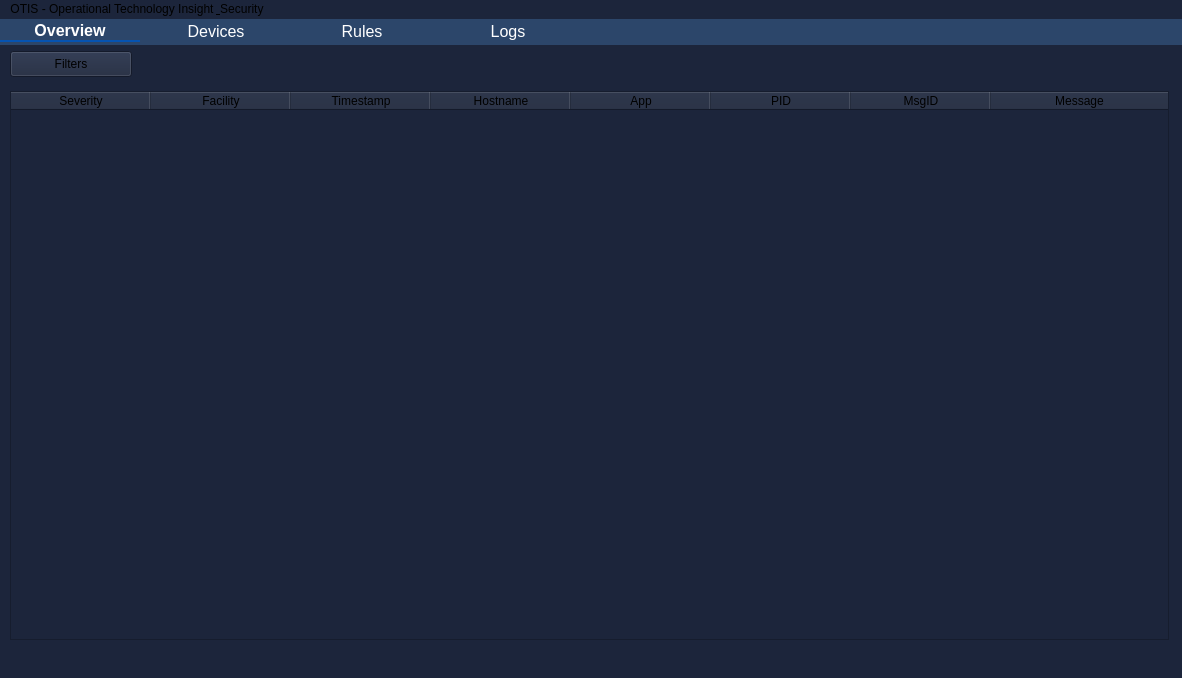
This is mainwindow.ui in josschi95/OTIS as Qt 5 draws it before an edit. The edited form follows.
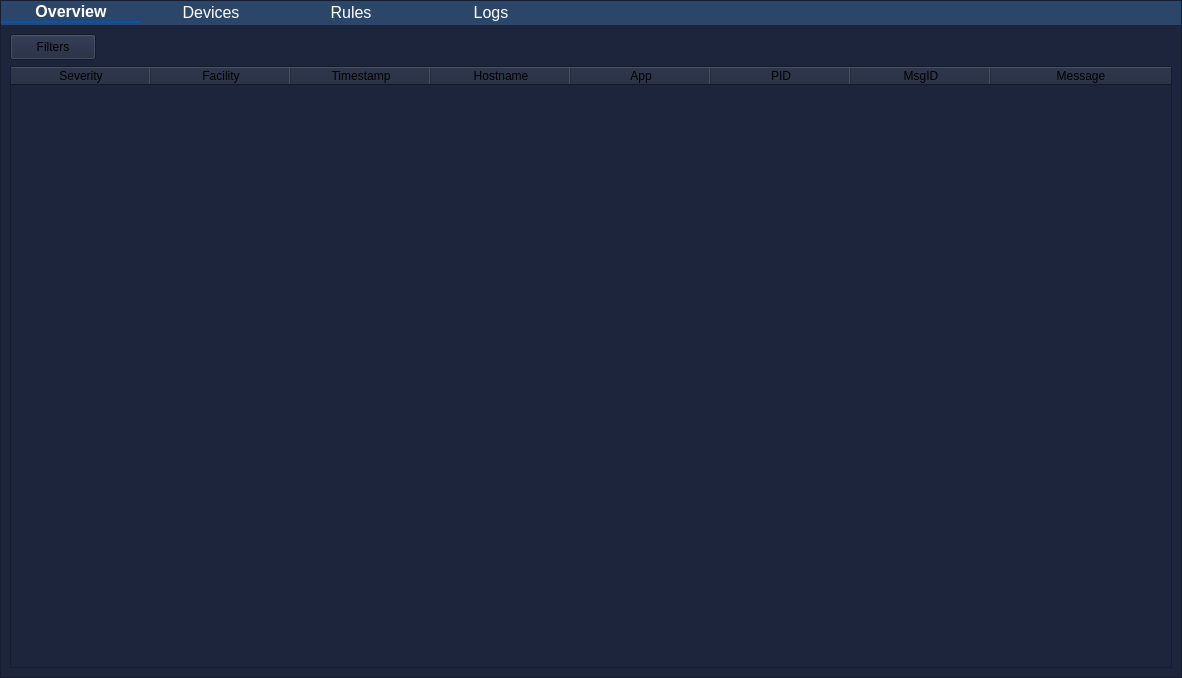
This is the edited form. The open tabs and pages were chosen to show the change. Custom widgets are drawn as their Qt base class.

```diff
--- a/mainwindow.ui
+++ b/mainwindow.ui
@@ -17,7 +17,10 @@
    <string notr="true">background-color: rgb(28, 37, 59);</string>
   </property>
   <widget class="QWidget" name="centralwidget">
-   <layout class="QVBoxLayout" name="verticalLayout">
+   <layout class="QVBoxLayout" name="verticalLayout_4">
+    <property name="spacing">
+     <number>0</number>
+    </property>
     <property name="leftMargin">
      <number>0</number>
     </property>
@@ -31,32 +34,79 @@
      <number>0</number>
     </property>
     <item>
-     <widget class="QWidget" name="navigationBar" native="true">
+     <widget class="QFrame" name="frame">
       <property name="sizePolicy">
        <sizepolicy hsizetype="Expanding" vsizetype="Preferred">
-        <horstretch>0</horstretch>
+        <horstretch>1</horstretch>
+        <verstretch>0</verstretch>
+       </sizepolicy>
+      </property>
+      <property name="frameShape">
+       <enum>QFrame::Shape::StyledPanel</enum>
+      </property>
+      <property name="frameShadow">
+       <enum>QFrame::Shadow::Raised</enum>
+      </property>
+      <layout class="QVBoxLayout" name="verticalLayout_3">
+       <property name="spacing">
+        <number>0</number>
+       </property>
+       <property name="leftMargin">
+        <number>0</number>
+       </property>
+       <property name="topMargin">
+        <number>0</number>
+       </property>
+       <property name="rightMargin">
+        <number>0</number>
+       </property>
+       <property name="bottomMargin">
+        <number>0</number>
+       </property>
+       <item>
+        <widget class="QWidget" name="_navigationBar" native="true">
+         <property name="sizePolicy">
+          <sizepolicy hsizetype="Expanding" vsizetype="Fixed">
+           <horstretch>1</horstretch>
         <verstretch>0</verstretch>
        </sizepolicy>
       </property>
       <property name="minimumSize">
        <size>
         <width>0</width>
-        <height>26</height>
+           <height>24</height>
+          </size>
+         </property>
+         <property name="maximumSize">
+          <size>
+           <width>16777215</width>
+           <height>24</height>
        </size>
       </property>
       <property name="styleSheet">
        <string notr="true">background-color: rgb(44, 70, 106);</string>
       </property>
-      <widget class="QWidget" name="horizontalLayoutWidget_2">
-       <property name="geometry">
-        <rect>
-         <x>0</x>
-         <y>0</y>
-         <width>1182</width>
-         <height>26</height>
-        </rect>
-       </property>
+         <layout class="QVBoxLayout" name="verticalLayout_2">
+          <property name="spacing">
+           <number>0</number>
+          </property>
+          <property name="leftMargin">
+           <number>0</number>
+          </property>
+          <property name="topMargin">
+           <number>0</number>
+          </property>
+          <property name="rightMargin">
+           <number>0</number>
+          </property>
+          <property name="bottomMargin">
+           <number>0</number>
+          </property>
+          <item>
        <layout class="QHBoxLayout" name="horizontalLayout">
+            <property name="spacing">
+             <number>0</number>
+            </property>
         <property name="bottomMargin">
          <number>0</number>
         </property>
@@ -207,7 +257,8 @@
          </spacer>
         </item>
        </layout>
-      </widget>
+          </item>
+         </layout>
      </widget>
     </item>
     <item>
@@ -231,38 +282,53 @@
          <verstretch>1</verstretch>
         </sizepolicy>
        </property>
+          <layout class="QVBoxLayout" name="verticalLayout_5">
+           <property name="spacing">
+            <number>0</number>
+           </property>
+           <property name="leftMargin">
+            <number>0</number>
+           </property>
+           <property name="topMargin">
+            <number>0</number>
+           </property>
+           <property name="rightMargin">
+            <number>0</number>
+           </property>
+           <property name="bottomMargin">
+            <number>0</number>
+           </property>
+           <item>
+            <widget class="QFrame" name="logsFrame">
+             <property name="frameShape">
+              <enum>QFrame::Shape::NoFrame</enum>
+             </property>
+             <layout class="QVBoxLayout" name="verticalLayout">
+              <item>
        <widget class="QPushButton" name="tableFiltersButton">
-        <property name="geometry">
-         <rect>
-          <x>10</x>
-          <y>0</y>
-          <width>122</width>
-          <height>26</height>
-         </rect>
-        </property>
         <property name="minimumSize">
          <size>
           <width>0</width>
           <height>26</height>
          </size>
         </property>
+                <property name="maximumSize">
+                 <size>
+                  <width>86</width>
+                  <height>26</height>
+                 </size>
+                </property>
         <property name="text">
          <string>Filters</string>
         </property>
        </widget>
+              </item>
+              <item>
        <widget class="QTableWidget" name="logTable">
-        <property name="geometry">
-         <rect>
-          <x>10</x>
-          <y>40</y>
-          <width>1159</width>
-          <height>549</height>
-         </rect>
-        </property>
         <property name="sizePolicy">
          <sizepolicy hsizetype="Expanding" vsizetype="Expanding">
-          <horstretch>1</horstretch>
-          <verstretch>1</verstretch>
+                  <horstretch>0</horstretch>
+                  <verstretch>0</verstretch>
          </sizepolicy>
         </property>
         <property name="verticalScrollBarPolicy">
@@ -318,28 +384,19 @@
          </property>
         </column>
        </widget>
-      </widget>
-     </widget>
+              </item>
+             </layout>
+            </widget>
     </item>
    </layout>
   </widget>
-  <widget class="QMenuBar" name="menubar">
-   <property name="geometry">
-    <rect>
-     <x>0</x>
-     <y>0</y>
-     <width>1182</width>
-     <height>23</height>
-    </rect>
-   </property>
-   <widget class="QMenu" name="menuBarLabel">
-    <property name="title">
-     <string>OTIS - Operational Technology Insight &amp; Security</string>
-    </property>
-   </widget>
-   <addaction name="menuBarLabel"/>
-  </widget>
-  <widget class="QStatusBar" name="statusbar"/>
+        </widget>
+       </item>
+      </layout>
+     </widget>
+    </item>
+   </layout>
+  </widget>
  </widget>
  <customwidgets>
   <customwidget>
```
Left out of the diff: 8 changed lines with no effect on the pictures. Lines whose indentation alone changed are shown as unchanged.
